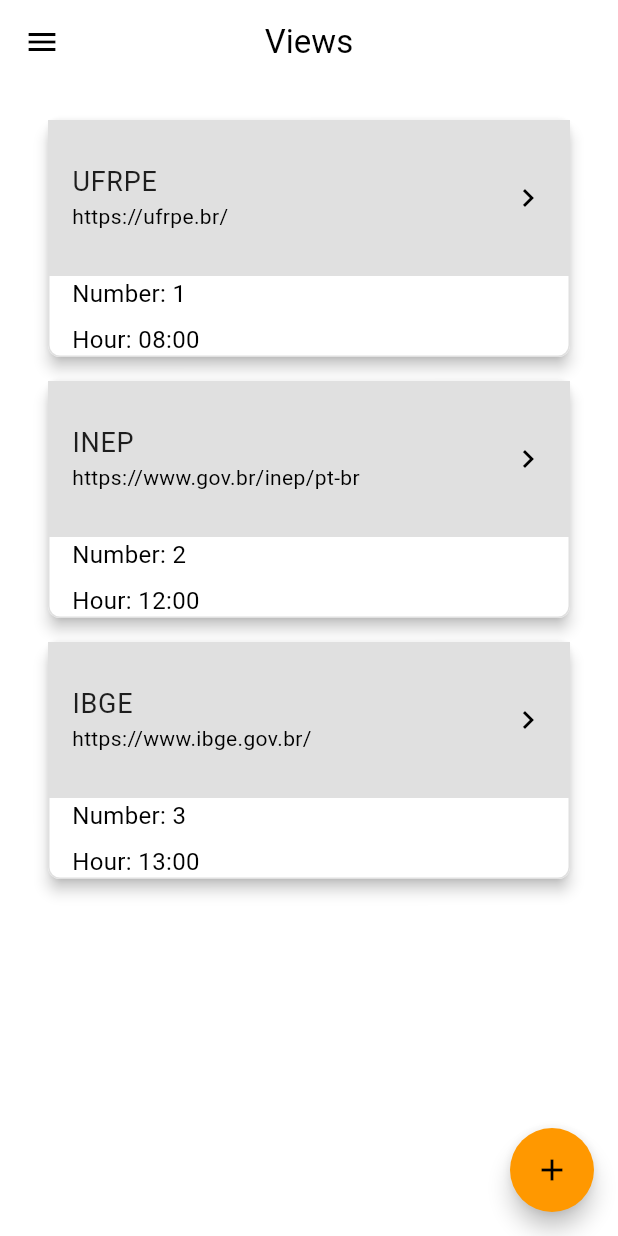
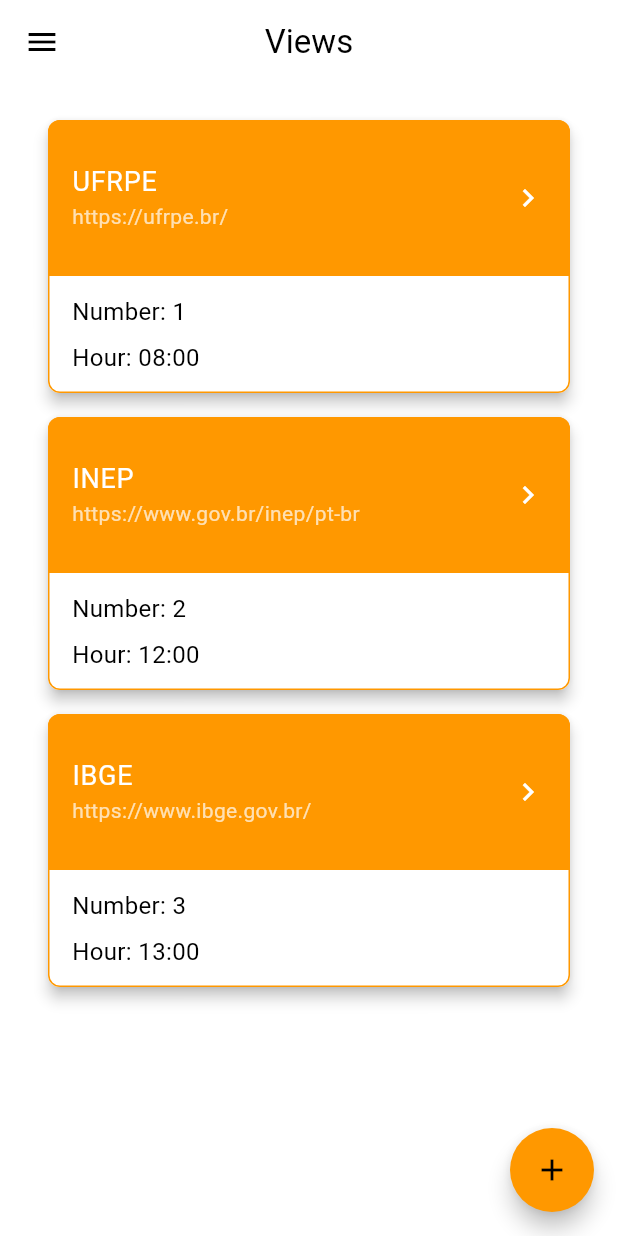
Before and after one commit to lhaislla/fpa, a Flutter app: the ViewMonitoramento screen opened by its route, on a phone screen of 412 x 824 dp. Run offline on Flutter 3.47's test engine with Material 3 defaults, Android fonts, the light colour scheme and no system bars; our stand-ins replace charts_flutter, cloud_firestore, firebase_auth, firebase_core, fluttertoast, google_sign_in; accounts and stored records are empty; network calls fail.

Commit message:
Delhamento da view

```diff
--- /dev/null
+++ b/lib/core/exceptions/AuthException.dart
@@ -0,0 +1 @@
+// TODO Implement this library.
--- a/lib/shared/widgets/containers_list.dart
+++ b/lib/shared/widgets/containers_list.dart
@@ -1,4 +1,5 @@
 import 'package:flutter/material.dart';
+import 'package:fpa/shared/widgets/card_detalhes.dart';
 
 class ContainerItem {
   final String aliasView;
@@ -31,31 +32,55 @@
       itemCount: widget.items.length,
       itemBuilder: (context, index) {
         final item = widget.items[index];
-        return Card(
+        return GestureDetector(
+          onTap: () {
+            Navigator.push(
+              context,
+              MaterialPageRoute(
+                builder: (context) => CardDetailScreen(
+                  cardNumber: item.aliasView,
+                  lastAccessHour: item.verificationHour,
+                  monitoringStartDate: '2023-01-01', // Exemplo de data simulada
+                  lastModificationDate:
+                      '2023-06-30', // Exemplo de data simulada
+                  monitoringPeriod: '6 months', // Exemplo de período simulado
+                ),
+              ),
+            );
+          },
+          child: Card(
             margin: EdgeInsets.symmetric(vertical: 8.0, horizontal: 16.0),
             elevation: 4.0,
             shape: RoundedRectangleBorder(
               borderRadius: BorderRadius.circular(8.0),
-            side: BorderSide(color: Colors.grey[300]!),
+              side: BorderSide(color: Colors.orange),
             ),
+            child: ClipRRect(
+              borderRadius: BorderRadius.circular(8.0),
               child: Column(
                 crossAxisAlignment: CrossAxisAlignment.stretch,
                 children: [
                   Container(
-                color: Colors.grey[300],
+                    color: Colors.orange,
                     child: ListTile(
-                  contentPadding:
-                      EdgeInsets.symmetric(vertical: 16.0, horizontal: 16.0),
+                      contentPadding: EdgeInsets.symmetric(
+                          vertical: 16.0, horizontal: 16.0),
                       title: Text(
                         item.aliasView,
-                    style: TextStyle(color: Colors.black87, fontSize: 18),
+                        style: TextStyle(color: Colors.white, fontSize: 18),
                       ),
-                  subtitle: Text(item.viewUrl),
-                  trailing: Icon(Icons.keyboard_arrow_right),
+                      subtitle: Text(
+                        item.viewUrl,
+                        style: TextStyle(color: Colors.white70),
+                      ),
+                      trailing:
+                          Icon(Icons.keyboard_arrow_right, color: Colors.white),
                     ),
                   ),
-              Padding(
-                padding: const EdgeInsets.symmetric(horizontal: 16.0),
+                  Container(
+                    color: Colors.white,
+                    padding:
+                        EdgeInsets.symmetric(horizontal: 16.0, vertical: 12.0),
                     child: Column(
                       crossAxisAlignment: CrossAxisAlignment.start,
                       children: [
@@ -73,6 +98,8 @@
                   ),
                 ],
               ),
+            ),
+          ),
         );
       },
     );
--- a/lib/views/LoginScreen/cadastro.dart
+++ b/lib/views/LoginScreen/cadastro.dart
@@ -3,7 +3,7 @@
 import 'package:fpa/shared/widgets/Buttons/DefaultButton.dart';
 import 'package:fpa/shared/widgets/Inputs/AppInput.dart';
 import 'package:firebase_auth/firebase_auth.dart';
-import 'package:cloud_firestore/cloud_firestore.dart'; // Adicione esta linha
+import 'package:cloud_firestore/cloud_firestore.dart';
 
 class CadastroScreen extends StatelessWidget {
   final TextEditingController _usernameController = TextEditingController();
```
Also changed, not shown: lib/shared/widgets/card_detalhes.dart (added, +148 -0 lines), lib/shared/widgets/save.dart (+4 -3 lines), lib/views/LoginScreen/login.dart (+38 -4 lines), lib/views/LoginScreen/reset_password.dart (+23 -20 lines), pubspec.yaml (+8 -1 lines), pubspec.lock, 7 other files. Lines whose indentation alone changed are shown as unchanged.
